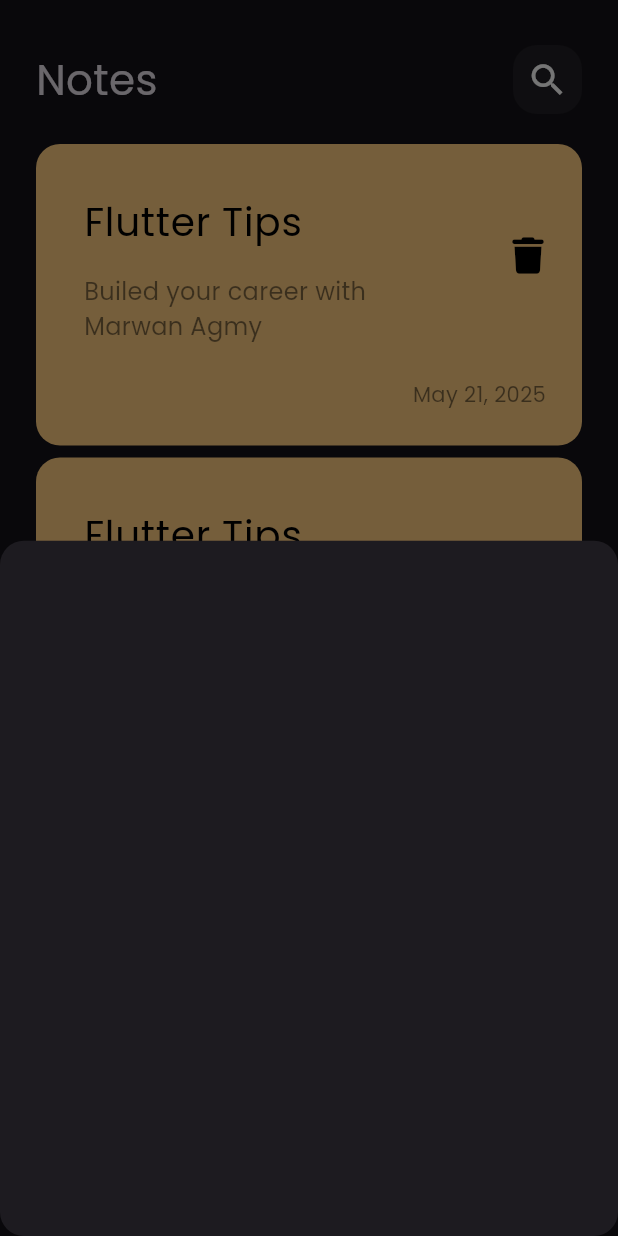
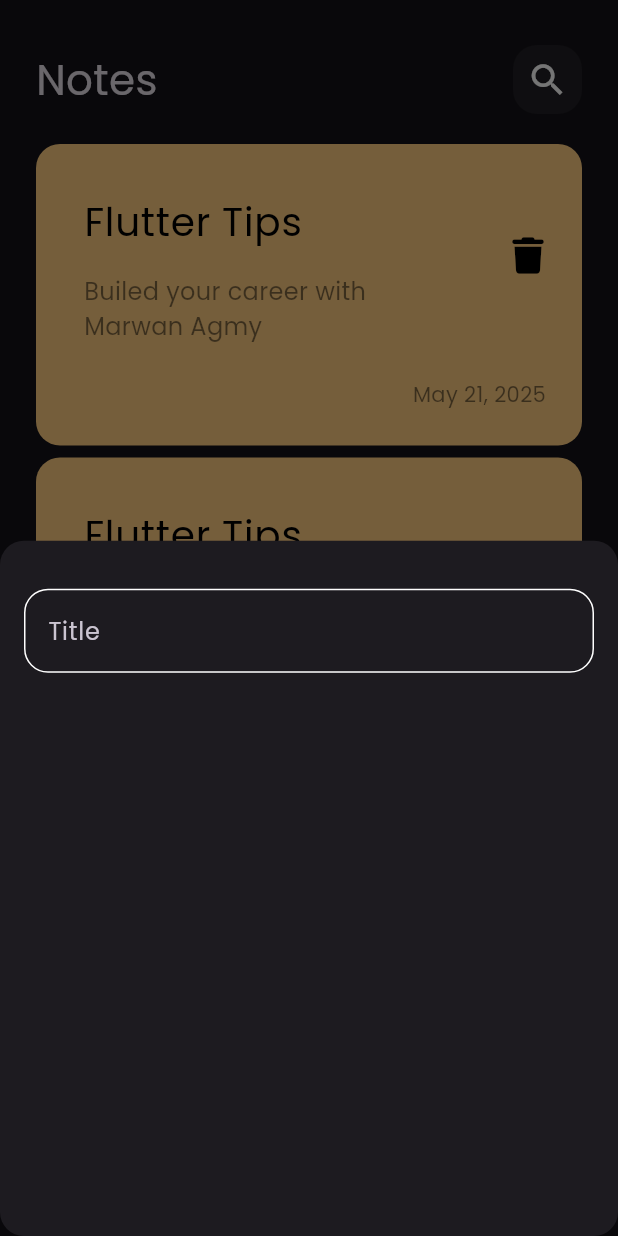
Before and after one commit to MarwanAgmy/notes_app, a Flutter app: the screen it shows after launch, after a tap on the "add" icon, on a phone screen of 412 x 824 dp. Run offline on Flutter 3.47's test engine with Material 3 defaults, Android fonts, the phone set to English and light mode, and no system bars; our stand-ins replace font_awesome_flutter.

Commit message:
create cutom text field

```diff
--- a/lib/views/notes_view.dart
+++ b/lib/views/notes_view.dart
@@ -1,5 +1,6 @@
 import 'package:flutter/material.dart';
 import 'package:notes_app/widgets/add_note_bottom_sheet.dart';
+import 'package:notes_app/widgets/constants.dart';
 import 'package:notes_app/widgets/notes_view_body.dart';
 
 class NotesView extends StatelessWidget {
@@ -9,7 +10,7 @@ class NotesView extends StatelessWidget {
   Widget build(BuildContext context) {
     return Scaffold(
       floatingActionButton: FloatingActionButton(
-        backgroundColor: Color(0xff57EDDA),
+        backgroundColor: KPrimaryColor,
         onPressed: () {
           showModalBottomSheet(
             shape: RoundedRectangleBorder(
@@ -17,7 +18,7 @@ class NotesView extends StatelessWidget {
             ),
             context: context,
             builder: (contex) {
-              return AddNoteBottomSheet();
+              return const AddNoteBottomSheet();
             },
           );
         },
--- a/lib/widgets/add_note_bottom_sheet.dart
+++ b/lib/widgets/add_note_bottom_sheet.dart
@@ -1,10 +1,14 @@
 import 'package:flutter/material.dart';
+import 'package:notes_app/widgets/custom_text_field.dart';
 
 class AddNoteBottomSheet extends StatelessWidget {
   const AddNoteBottomSheet({super.key});
 
   @override
   Widget build(BuildContext context) {
-    return Container();
+    return Padding(
+      padding: const EdgeInsets.symmetric(horizontal: 16),
+      child: Column(children: [SizedBox(height: 32), CustomTextField()]),
+    );
   }
 }
--- /dev/null
+++ b/lib/widgets/constants.dart
@@ -0,0 +1,4 @@
+import 'package:flutter/cupertino.dart';
+
+// ignore: constant_identifier_names
+const KPrimaryColor = Color(0xff57EDDA);
--- /dev/null
+++ b/lib/widgets/custom_text_field.dart
@@ -0,0 +1,27 @@
+import 'package:flutter/material.dart';
+import 'package:notes_app/widgets/constants.dart';
+
+class CustomTextField extends StatelessWidget {
+  const CustomTextField({super.key});
+
+  @override
+  Widget build(BuildContext context) {
+    return TextField(
+      cursorColor: KPrimaryColor,
+      decoration: InputDecoration(
+        border: builedBorder(),
+        hintText: 'Title',
+        //hintStyle: TextStyle(color: KPrimaryColor),
+        focusedBorder: builedBorder(KPrimaryColor),
+        enabledBorder: builedBorder(),
+      ),
+    );
+  }
+
+  OutlineInputBorder builedBorder([color]) {
+    return OutlineInputBorder(
+      borderRadius: BorderRadius.circular(16),
+      borderSide: BorderSide(color: color ?? Colors.white),
+    );
+  }
+}
```
